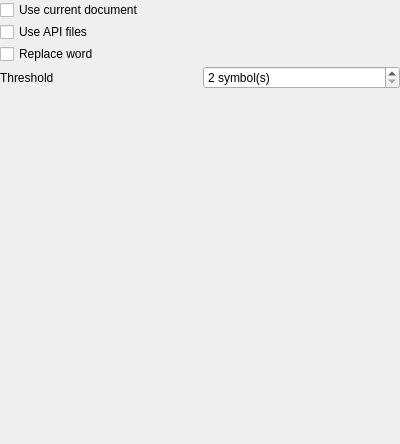
First picture: the form in src/gui/AutocompleteSettingsPage.ui, repository Mezomish/juffed, before the edit.
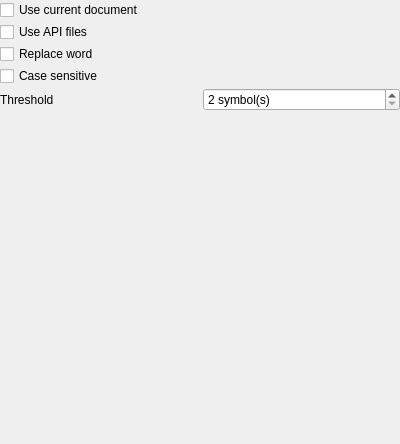
Second picture: the form after the edit.

Commit message: Added: 'Case sensitive' option for auto-completion

Patch:
```diff
--- a/src/gui/AutocompleteSettingsPage.ui
+++ b/src/gui/AutocompleteSettingsPage.ui
@@ -40,6 +40,13 @@
      </property>
     </widget>
    </item>
+   <item>
+    <widget class="QCheckBox" name="matchCaseChk" >
+     <property name="text" >
+      <string>Case sensitive</string>
+     </property>
+    </widget>
+   </item>
    <item>
     <layout class="QHBoxLayout" >
      <property name="margin" >
```
Left out of the diff: 20 changed lines with no effect on the pictures. The commit also changes 4 other files.
